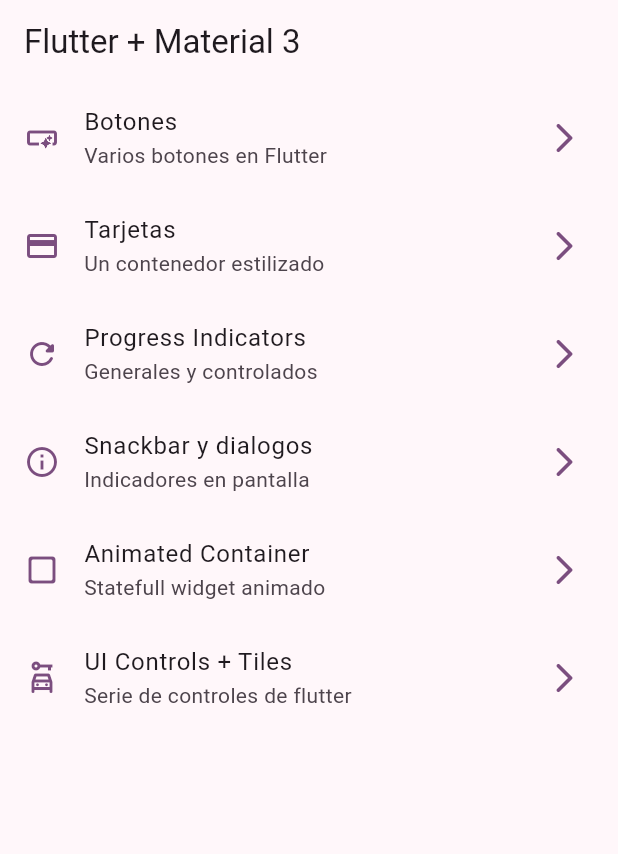
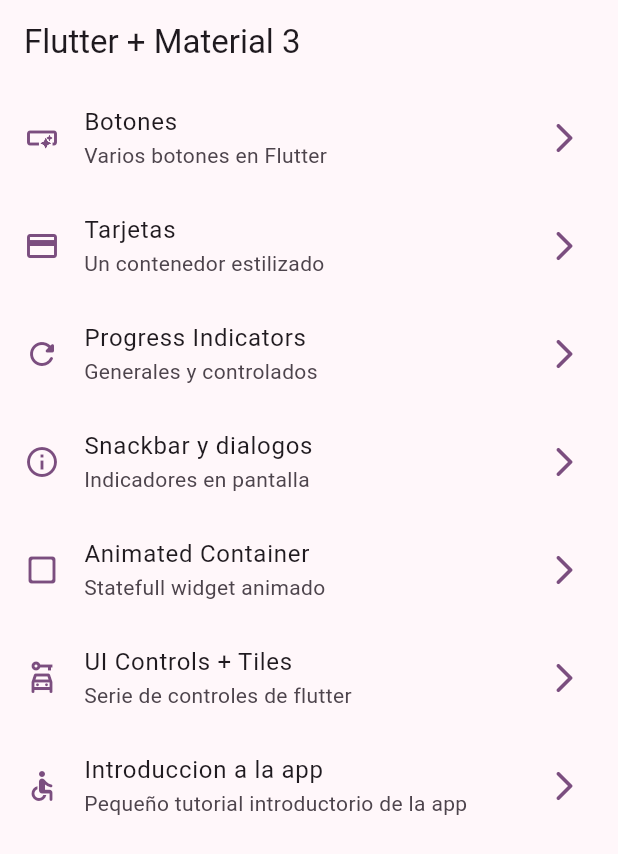
Before and after one commit to Zetien/widgetsappz, a Flutter app: the screen it shows after launch, on a phone screen of 412 x 824 dp. Shown: the top 854 px of the screen. Run offline on Flutter 3.47's test engine with Material 3 defaults, Android fonts, the phone set to English and light mode, and no system bars; our stand-ins replace go_router.

Commit message:
tutorial screen added

```diff
--- a/lib/config/menu/memu_items.dart
+++ b/lib/config/menu/memu_items.dart
@@ -55,4 +55,10 @@ const appMenuItems = <MenuItem>[
     link: '/ui-controls',
     icon: Icons.car_rental_outlined
   ),
+    MenuItem(
+    title: 'Introduccion a la app',
+    subTitle: 'Pequeño tutorial introductorio de la app',
+    link: '/tutorial',
+    icon: Icons.accessible_rounded
+  ),
 ];
--- a/lib/config/router/app_router.dart
+++ b/lib/config/router/app_router.dart
@@ -44,6 +44,11 @@ final appRouter = GoRouter(
       name: UiControlsScreen.name,
       builder: (context, state) => const UiControlsScreen(),
     ),
+     GoRoute(
+      path: '/tutorial',
+      name: AppTutorialScreen.name,
+      builder: (context, state) => const AppTutorialScreen(),
+    ),
 
   ]
 );
```
